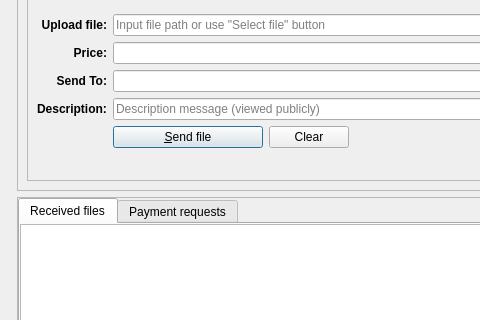
Above: src/qt/forms/sendfilesdialog.ui from private-datagram/pdg-core before the change; both pictures show x 0 to 480 and y 106 to 426 of the 1185 by 675 pixel window. Below: the same form after it.
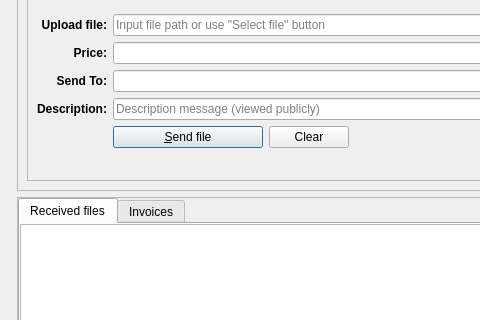
That is the form after the change. Icons and pictures are not drawn. Custom widgets are drawn as their Qt base class.

```diff
--- a/src/qt/forms/sendfilesdialog.ui
+++ b/src/qt/forms/sendfilesdialog.ui
@@ -349,6 +349,9 @@
                   <property name="text">
                    <string>Description:</string>
                   </property>
+                  <property name="alignment">
+                   <set>Qt::AlignRight|Qt::AlignTrailing|Qt::AlignVCenter</set>
+                  </property>
                  </widget>
                 </item>
                </layout>
@@ -452,7 +455,7 @@
                </sizepolicy>
               </property>
               <attribute name="title">
-               <string>Payment requests</string>
+               <string>Invoices</string>
               </attribute>
               <layout class="QVBoxLayout" name="verticalLayoutPaymentRequest">
                <property name="sizeConstraint">
```
